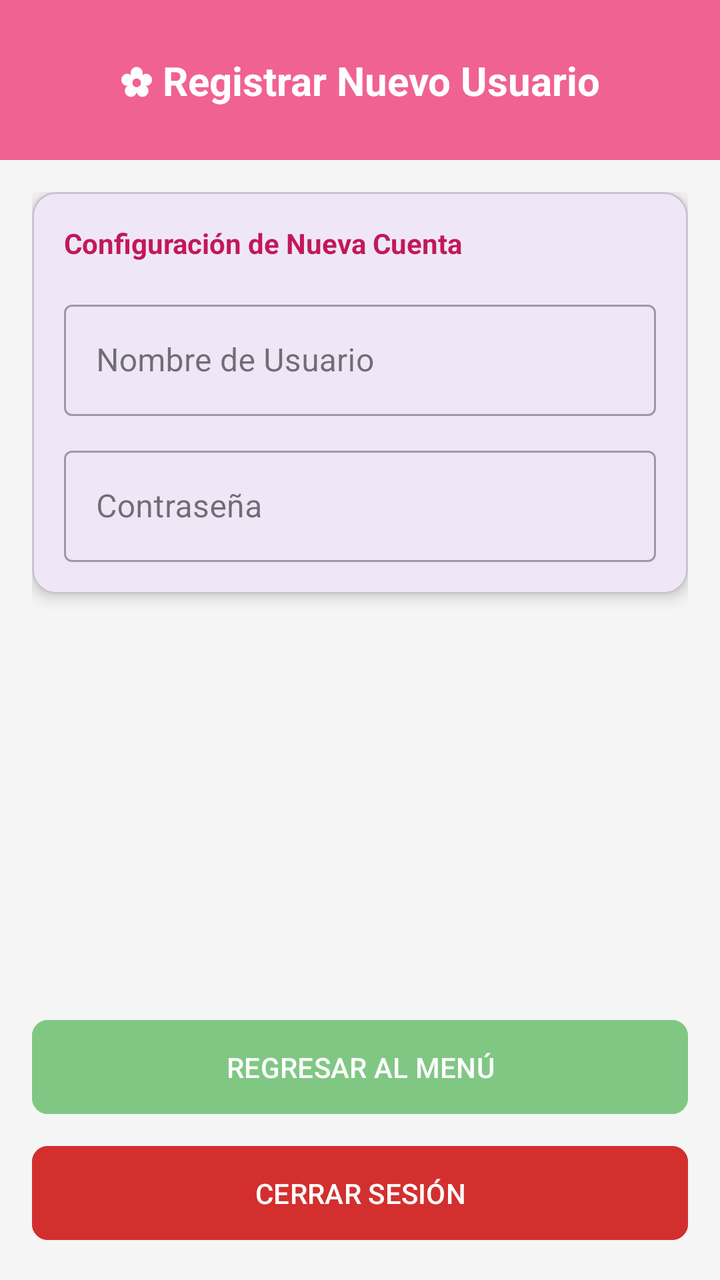
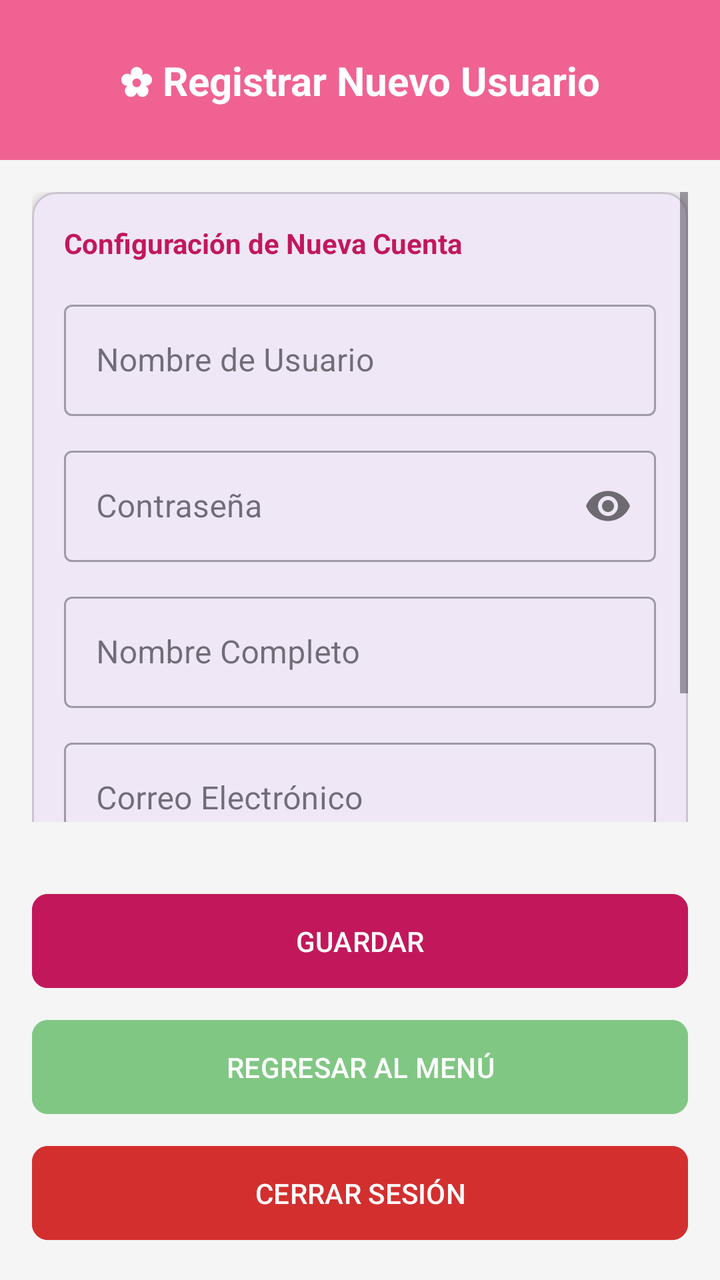

Before-and-after screenshots of an Android layout around one commit, followed by the original layout XML and the change that was made.
<!-- AndroidManifest.xml: application theme Theme.Flowertl -->
<!-- res/layout/activity_registrar_usuario.xml -->
<?xml version="1.0" encoding="utf-8"?>
<androidx.constraintlayout.widget.ConstraintLayout xmlns:android="http://schemas.android.com/apk/res/android"
    xmlns:app="http://schemas.android.com/apk/res-auto"
    android:layout_width="match_parent"
    android:layout_height="match_parent"
    android:background="@color/gris_fondo">

    <View
        android:id="@+id/header"
        android:layout_width="match_parent"
        android:layout_height="80dp"
        android:background="@color/rosa_primario"
        app:layout_constraintTop_toTopOf="parent"/>

    <TextView
        android:layout_width="wrap_content"
        android:layout_height="wrap_content"
        android:text="@string/titulo_reg_usuario"
        android:textColor="@color/white"
        android:textSize="20sp"
        android:textStyle="bold"
        app:layout_constraintBottom_toBottomOf="@+id/header"
        app:layout_constraintEnd_toEndOf="parent"
        app:layout_constraintStart_toStartOf="parent"
        app:layout_constraintTop_toTopOf="@+id/header" />

    <ScrollView
        android:layout_width="match_parent"
        android:layout_height="0dp"
        android:padding="16dp"
        app:layout_constraintBottom_toTopOf="@+id/layout_buttons"
        app:layout_constraintTop_toBottomOf="@+id/header">

        <com.google.android.material.card.MaterialCardView
            android:layout_width="match_parent"
            android:layout_height="wrap_content"
            app:cardCornerRadius="12dp"
            app:cardElevation="4dp">

            <LinearLayout
                android:layout_width="match_parent"
                android:layout_height="wrap_content"
                android:orientation="vertical"
                android:padding="16dp">

                <TextView
                    android:layout_width="wrap_content"
                    android:layout_height="wrap_content"
                    android:text="Configuración de Nueva Cuenta"
                    android:textColor="@color/rosa_oscuro"
                    android:textStyle="bold"
                    android:layout_marginBottom="16dp"/>

                <com.google.android.material.textfield.TextInputLayout
                    android:layout_width="match_parent"
                    android:layout_height="wrap_content"
                    android:hint="@string/hint_usuario"
                    style="@style/Widget.MaterialComponents.TextInputLayout.OutlinedBox">
                    <com.google.android.material.textfield.TextInputEditText
                        android:layout_width="match_parent"
                        android:layout_height="wrap_content"/>
                </com.google.android.material.textfield.TextInputLayout>

                <com.google.android.material.textfield.TextInputLayout
                    android:layout_width="match_parent"
                    android:layout_height="wrap_content"
                    android:hint="@string/hint_contrasena"
                    android:layout_marginTop="12dp"
                    style="@style/Widget.MaterialComponents.TextInputLayout.OutlinedBox">
                    <com.google.android.material.textfield.TextInputEditText
                        android:layout_width="match_parent"
                        android:layout_height="wrap_content"
                        android:inputType="textPassword"/>
                </com.google.android.material.textfield.TextInputLayout>

            </LinearLayout>
        </com.google.android.material.card.MaterialCardView>
    </ScrollView>

    <LinearLayout
        android:id="@+id/layout_buttons"
        android:layout_width="match_parent"
        android:layout_height="wrap_content"
        android:orientation="vertical"
        android:padding="16dp"
        app:layout_constraintBottom_toBottomOf="parent">

        <com.google.android.material.button.MaterialButton
            android:id="@+id/btnRegresar"
            android:layout_width="match_parent"
            android:layout_height="55dp"
            android:text="@string/btn_regresar"
            app:cornerRadius="8dp"
            android:backgroundTint="@color/verde_secundario"
            android:textColor="@color/white"
            android:layout_marginBottom="8dp"/>

        <com.google.android.material.button.MaterialButton
            android:id="@+id/btnCerrarSesion"
            android:layout_width="match_parent"
            android:layout_height="55dp"
            android:text="@string/btn_cerrar_sesion"
            app:cornerRadius="8dp"
            android:backgroundTint="@color/rojo_error"
            android:textColor="@color/white"/>
    </LinearLayout>

</androidx.constraintlayout.widget.ConstraintLayout>
<!-- resources referenced by this layout -->
<resources>
  <color name="gris_fondo">#F5F5F5</color>
  <color name="rojo_error">#D32F2F</color>
  <color name="rosa_oscuro">#C2185B</color>
  <color name="rosa_primario">#F06292</color>
  <color name="verde_secundario">#81C784</color>
  <color name="white">#FFFFFFFF</color>
  <string name="btn_cerrar_sesion">CERRAR SESIÓN</string>
  <string name="btn_regresar">REGRESAR AL MENÚ</string>
  <string name="hint_contrasena">Contraseña</string>
  <string name="hint_usuario">Nombre de Usuario</string>
  <string name="titulo_reg_usuario">✿ Registrar Nuevo Usuario</string>
  <style name="Theme.Flowertl" parent="Base.Theme.Flowertl" />
  <style name="Base.Theme.Flowertl" parent="Theme.Material3.DayNight.NoActionBar">
          
          
      </style>
</resources>

<!-- the commit's change to res/layout/activity_registrar_usuario.xml (unified diff, before → after) -->
@@ -46,7 +46,7 @@
                 <TextView
                     android:layout_width="wrap_content"
                     android:layout_height="wrap_content"
-                    android:text="Configuración de Nueva Cuenta"
+                    android:text="@string/info_usuario"
                     android:textColor="@color/rosa_oscuro"
                     android:textStyle="bold"
                     android:layout_marginBottom="16dp"/>
@@ -57,8 +57,10 @@
                     android:hint="@string/hint_usuario"
                     style="@style/Widget.MaterialComponents.TextInputLayout.OutlinedBox">
                     <com.google.android.material.textfield.TextInputEditText
+                        android:id="@+id/txtNuevoUsuario"
                         android:layout_width="match_parent"
-                        android:layout_height="wrap_content"/>
+                        android:layout_height="wrap_content"
+                        android:inputType="text"/>
                 </com.google.android.material.textfield.TextInputLayout>
 
                 <com.google.android.material.textfield.TextInputLayout
@@ -66,11 +68,52 @@
                     android:layout_height="wrap_content"
                     android:hint="@string/hint_contrasena"
                     android:layout_marginTop="12dp"
+                    app:passwordToggleEnabled="true"
                     style="@style/Widget.MaterialComponents.TextInputLayout.OutlinedBox">
                     <com.google.android.material.textfield.TextInputEditText
+                        android:id="@+id/txtNuevaContrasena"
                         android:layout_width="match_parent"
                         android:layout_height="wrap_content"
                         android:inputType="textPassword"/>
+                </com.google.android.material.textfield.TextInputLayout>
+
+                <com.google.android.material.textfield.TextInputLayout
+                    android:layout_width="match_parent"
+                    android:layout_height="wrap_content"
+                    android:hint="@string/hint_nombre_completo"
+                    android:layout_marginTop="12dp"
+                    style="@style/Widget.MaterialComponents.TextInputLayout.OutlinedBox">
+                    <com.google.android.material.textfield.TextInputEditText
+                        android:id="@+id/txtNombreCompletoUsuario"
+                        android:layout_width="match_parent"
+                        android:layout_height="wrap_content"
+                        android:inputType="textPersonName|textCapWords"/>
+                </com.google.android.material.textfield.TextInputLayout>
+
+                <com.google.android.material.textfield.TextInputLayout
+                    android:layout_width="match_parent"
+                    android:layout_height="wrap_content"
+                    android:hint="@string/hint_correo"
+                    android:layout_marginTop="12dp"
+                    style="@style/Widget.MaterialComponents.TextInputLayout.OutlinedBox">
+                    <com.google.android.material.textfield.TextInputEditText
+                        android:id="@+id/txtCorreoUsuario"
+                        android:layout_width="match_parent"
+                        android:layout_height="wrap_content"
+                        android:inputType="textEmailAddress"/>
+                </com.google.android.material.textfield.TextInputLayout>
+
+                <com.google.android.material.textfield.TextInputLayout
+                    android:layout_width="match_parent"
+                    android:layout_height="wrap_content"
+                    android:hint="@string/hint_rol"
+                    android:layout_marginTop="12dp"
+                    style="@style/Widget.MaterialComponents.TextInputLayout.OutlinedBox.ExposedDropdownMenu">
+                    <com.google.android.material.textfield.MaterialAutoCompleteTextView
+                        android:id="@+id/ddRolUsuario"
+                        android:layout_width="match_parent"
+                        android:layout_height="wrap_content"
+                        android:inputType="none"/>
                 </com.google.android.material.textfield.TextInputLayout>
 
             </LinearLayout>
@@ -84,6 +127,16 @@
         android:orientation="vertical"
         android:padding="16dp"
         app:layout_constraintBottom_toBottomOf="parent">
+
+        <com.google.android.material.button.MaterialButton
+            android:id="@+id/btnGuardarUsuario"
+            android:layout_width="match_parent"
+            android:layout_height="55dp"
+            android:text="@string/btn_guardar"
+            app:cornerRadius="8dp"
+            android:backgroundTint="@color/rosa_oscuro"
+            android:textColor="@color/white"
+            android:layout_marginBottom="8dp"/>
 
         <com.google.android.material.button.MaterialButton
             android:id="@+id/btnRegresar"
<!-- resource entries referenced after the edit -->
@@ -7,9 +7,14 @@
   <color name="verde_secundario">#81C784</color>
   <color name="white">#FFFFFFFF</color>
   <string name="btn_cerrar_sesion">CERRAR SESIÓN</string>
+  <string name="btn_guardar">GUARDAR</string>
   <string name="btn_regresar">REGRESAR AL MENÚ</string>
   <string name="hint_contrasena">Contraseña</string>
+  <string name="hint_correo">Correo Electrónico</string>
+  <string name="hint_nombre_completo">Nombre Completo</string>
+  <string name="hint_rol">Rol</string>
   <string name="hint_usuario">Nombre de Usuario</string>
+  <string name="info_usuario">Configuración de Nueva Cuenta</string>
   <string name="titulo_reg_usuario">✿ Registrar Nuevo Usuario</string>
   <style name="Theme.Flowertl" parent="Base.Theme.Flowertl" />
   <style name="Base.Theme.Flowertl" parent="Theme.Material3.DayNight.NoActionBar">
